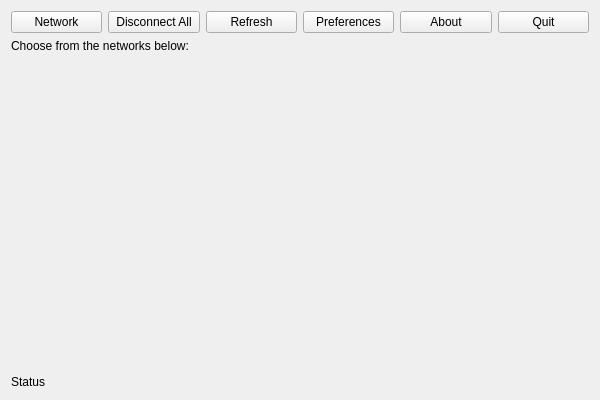
First picture: the form in mainWindow.ui, repository anarsoul/wicd-qt4, before the edit.
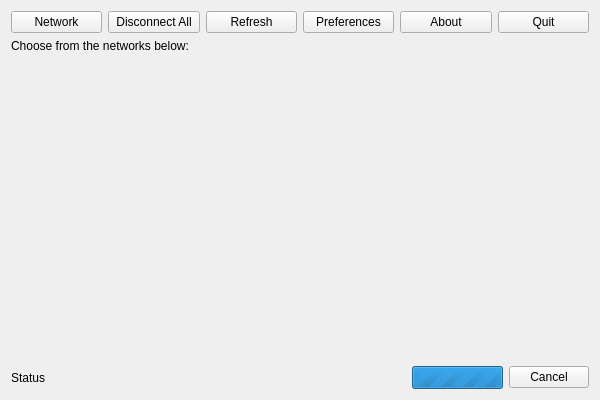
Second picture: the form after the edit.

Commit message: Display connecting process progress, add ability to cancel connect

```diff
--- a/mainWindow.ui
+++ b/mainWindow.ui
@@ -83,18 +83,70 @@
           <x>0</x>
           <y>0</y>
           <width>586</width>
-          <height>313</height>
+          <height>303</height>
          </rect>
         </property>
        </widget>
       </widget>
      </item>
      <item>
-      <widget class="QLabel" name="statusLabel">
-       <property name="text">
-        <string>Status</string>
-       </property>
-      </widget>
+      <layout class="QHBoxLayout" name="horizontalLayout_2">
+       <item>
+        <widget class="QLabel" name="statusLabel">
+         <property name="text">
+          <string>Status</string>
+         </property>
+        </widget>
+       </item>
+       <item>
+        <spacer name="horizontalSpacer">
+         <property name="orientation">
+          <enum>Qt::Horizontal</enum>
+         </property>
+         <property name="sizeHint" stdset="0">
+          <size>
+           <width>40</width>
+           <height>20</height>
+          </size>
+         </property>
+        </spacer>
+       </item>
+       <item>
+        <widget class="QProgressBar" name="connectProgress">
+         <property name="sizePolicy">
+          <sizepolicy hsizetype="Fixed" vsizetype="Fixed">
+           <horstretch>0</horstretch>
+           <verstretch>0</verstretch>
+          </sizepolicy>
+         </property>
+         <property name="minimumSize">
+          <size>
+           <width>91</width>
+           <height>23</height>
+          </size>
+         </property>
+         <property name="autoFillBackground">
+          <bool>false</bool>
+         </property>
+         <property name="maximum">
+          <number>0</number>
+         </property>
+         <property name="value">
+          <number>-1</number>
+         </property>
+         <property name="invertedAppearance">
+          <bool>false</bool>
+         </property>
+        </widget>
+       </item>
+       <item>
+        <widget class="QPushButton" name="cancelBut">
+         <property name="text">
+          <string>Cancel</string>
+         </property>
+        </widget>
+       </item>
+      </layout>
      </item>
     </layout>
    </item>
```
The commit also changes 1 other file.
